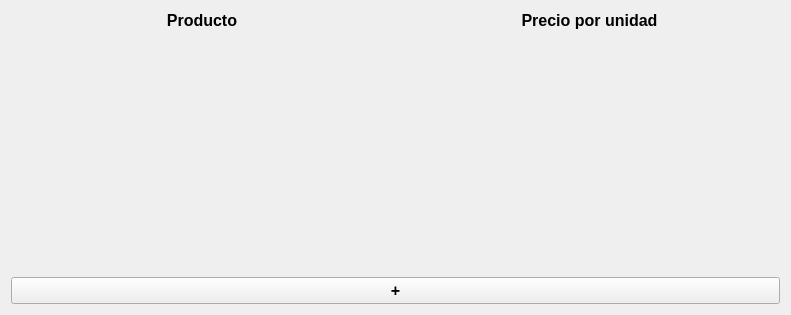
Qt form src/views/ui/Products.ui (4l3j0Ok/budget-maker-desktop) before a commit.
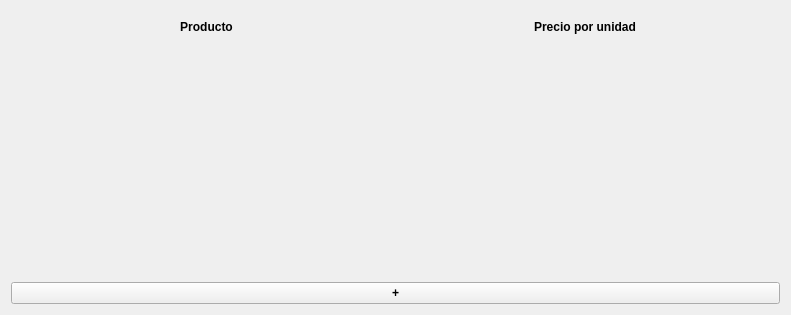
The same form after that commit.

```diff
--- a/src/views/ui/Products.ui
+++ b/src/views/ui/Products.ui
@@ -13,28 +13,20 @@
   <property name="windowTitle">
    <string>Productos</string>
   </property>
-  <layout class="QGridLayout" name="gridLayout">
-   <item row="0" column="1">
-    <widget class="QLabel" name="label_2">
-     <property name="font">
-      <font>
-       <pointsize>12</pointsize>
-       <bold>true</bold>
-      </font>
+  <layout class="QVBoxLayout" name="verticalLayout_2">
+   <item>
+    <widget class="QFrame" name="frColumns">
+     <property name="frameShape">
+      <enum>QFrame::Shape::NoFrame</enum>
      </property>
-     <property name="text">
-      <string>Precio por unidad</string>
+     <property name="frameShadow">
+      <enum>QFrame::Shadow::Raised</enum>
      </property>
-     <property name="alignment">
-      <set>Qt::AlignmentFlag::AlignCenter</set>
-     </property>
-    </widget>
-   </item>
-   <item row="0" column="0">
-    <widget class="QLabel" name="label">
+     <layout class="QHBoxLayout" name="horizontalLayout">
+      <item>
+       <widget class="QLabel" name="lblProduct">
      <property name="font">
       <font>
-       <pointsize>12</pointsize>
        <bold>true</bold>
       </font>
      </property>
@@ -46,7 +38,25 @@
      </property>
     </widget>
    </item>
-   <item row="1" column="0" colspan="2">
+      <item>
+       <widget class="QLabel" name="lblPrice">
+        <property name="font">
+         <font>
+          <bold>true</bold>
+         </font>
+        </property>
+        <property name="text">
+         <string>Precio por unidad</string>
+        </property>
+        <property name="alignment">
+         <set>Qt::AlignmentFlag::AlignCenter</set>
+        </property>
+       </widget>
+      </item>
+     </layout>
+    </widget>
+   </item>
+   <item>
     <widget class="QScrollArea" name="scrollArea">
      <property name="frameShape">
       <enum>QFrame::Shape::NoFrame</enum>
@@ -54,13 +64,16 @@
      <property name="widgetResizable">
       <bool>true</bool>
      </property>
+     <property name="alignment">
+      <set>Qt::AlignmentFlag::AlignLeading|Qt::AlignmentFlag::AlignLeft|Qt::AlignmentFlag::AlignTop</set>
+     </property>
      <widget class="QWidget" name="scrollAreaWidgetContents">
       <property name="geometry">
        <rect>
         <x>0</x>
         <y>0</y>
         <width>773</width>
-        <height>235</height>
+        <height>227</height>
        </rect>
       </property>
       <layout class="QVBoxLayout" name="verticalLayout">
@@ -81,11 +94,10 @@
      </widget>
     </widget>
    </item>
-   <item row="2" column="0" colspan="2">
+   <item>
     <widget class="QPushButton" name="btnNew">
      <property name="font">
       <font>
-       <pointsize>12</pointsize>
        <bold>true</bold>
       </font>
      </property>
```
Lines whose indentation alone changed are shown as unchanged.
